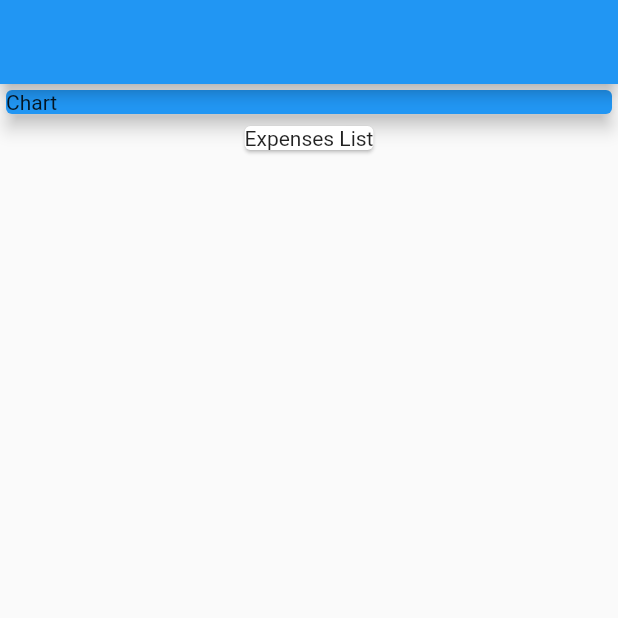
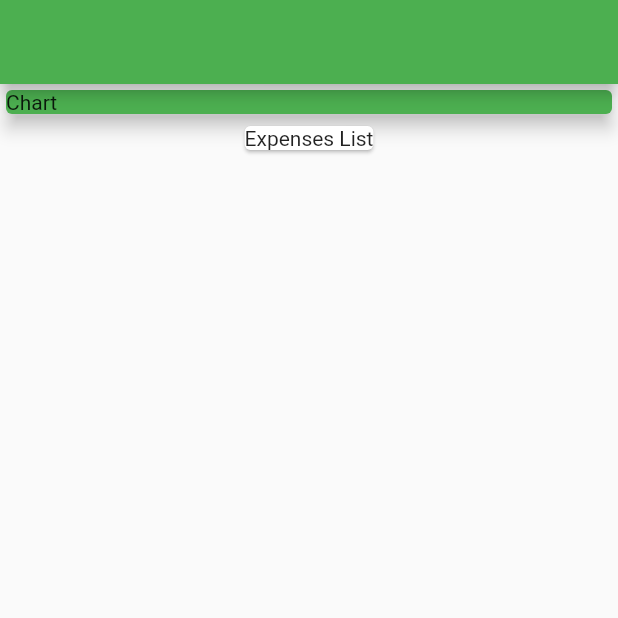
Before and after one commit to mpho-mbonani/expenses, a Flutter app: the screen it shows after launch, on a phone screen of 412 x 824 dp, the top half of it. Run offline on Flutter 3.47's test engine with Material 2 defaults, Android fonts, the phone set to English and light mode, and no system bars.

Commit message:
theme brought back

```diff
--- a/lib/main.dart
+++ b/lib/main.dart
@@ -8,10 +8,10 @@ class MyApp extends StatelessWidget {
     return MaterialApp(
       title: 'Expenses',
       home: MyHomePage(),
-      // theme: ThemeData(
-      //   primarySwatch: Colors.white,
-      //   visualDensity: VisualDensity.adaptivePlatformDensity,
-      // ),
+      theme: ThemeData(
+        primarySwatch: Colors.green,
+        visualDensity: VisualDensity.adaptivePlatformDensity,
+      ),
     );
   }
 }
@@ -26,7 +26,7 @@ class MyHomePage extends StatelessWidget {
           Container(
             width: double.infinity,
             child: Card(
-              color: Colors.blue,
+              color: Colors.green,
               child: Text('Chart'),
               elevation: 5,
             ),
```
